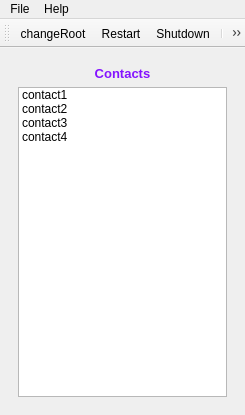
Before: the Qt Designer form client/qt/client.ui in LaKabane/tNETacle, drawn with Qt 5.
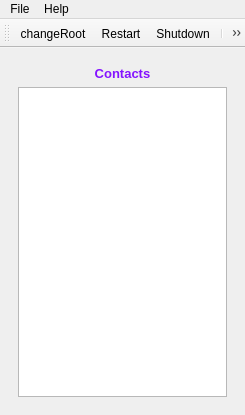
After: the same form once the commit is applied. Icons and pictures are not drawn.

Commit message: removed sample objects

The edit to the form file:
```diff
--- a/client/qt/client.ui
+++ b/client/qt/client.ui
@@ -30,28 +30,7 @@
         </widget>
        </item>
        <item row="1" column="0">
-        <widget class="QListWidget" name="ContactsList">
-         <item>
-          <property name="text">
-           <string>contact1</string>
-          </property>
-         </item>
-         <item>
-          <property name="text">
-           <string>contact2</string>
-          </property>
-         </item>
-         <item>
-          <property name="text">
-           <string>contact3</string>
-          </property>
-         </item>
-         <item>
-          <property name="text">
-           <string>contact4</string>
-          </property>
-         </item>
-        </widget>
+        <widget class="QListWidget" name="ContactsList"/>
        </item>
       </layout>
      </widget>
```
Left out of the diff: 12 changed lines with no effect on the pictures.
